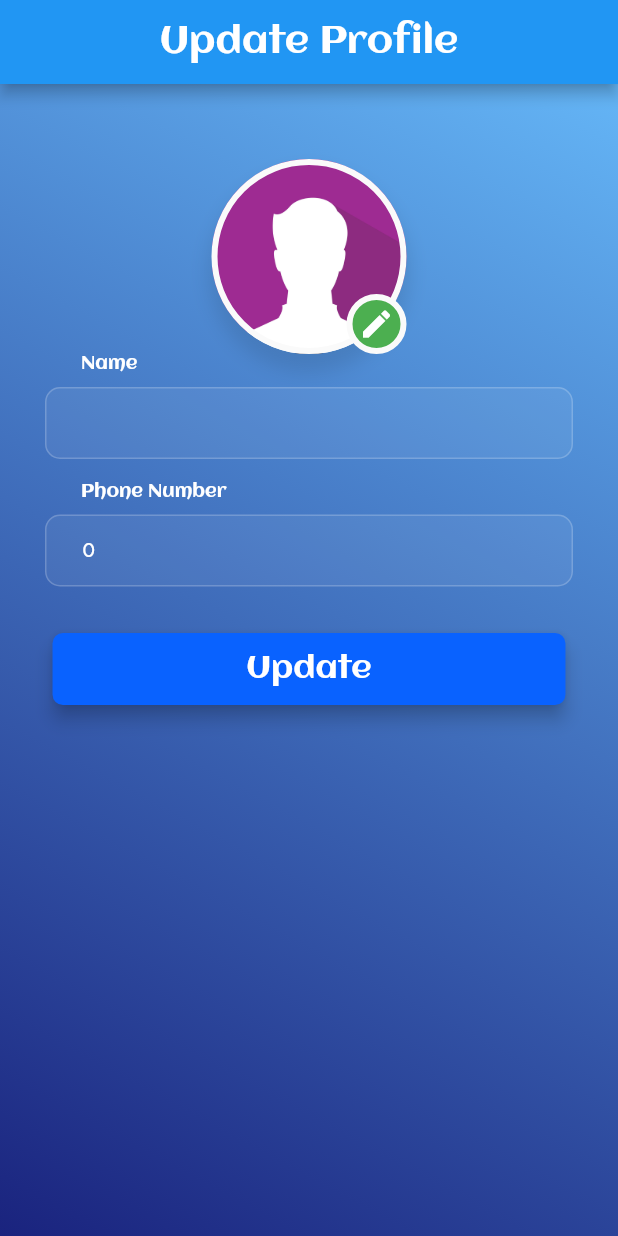
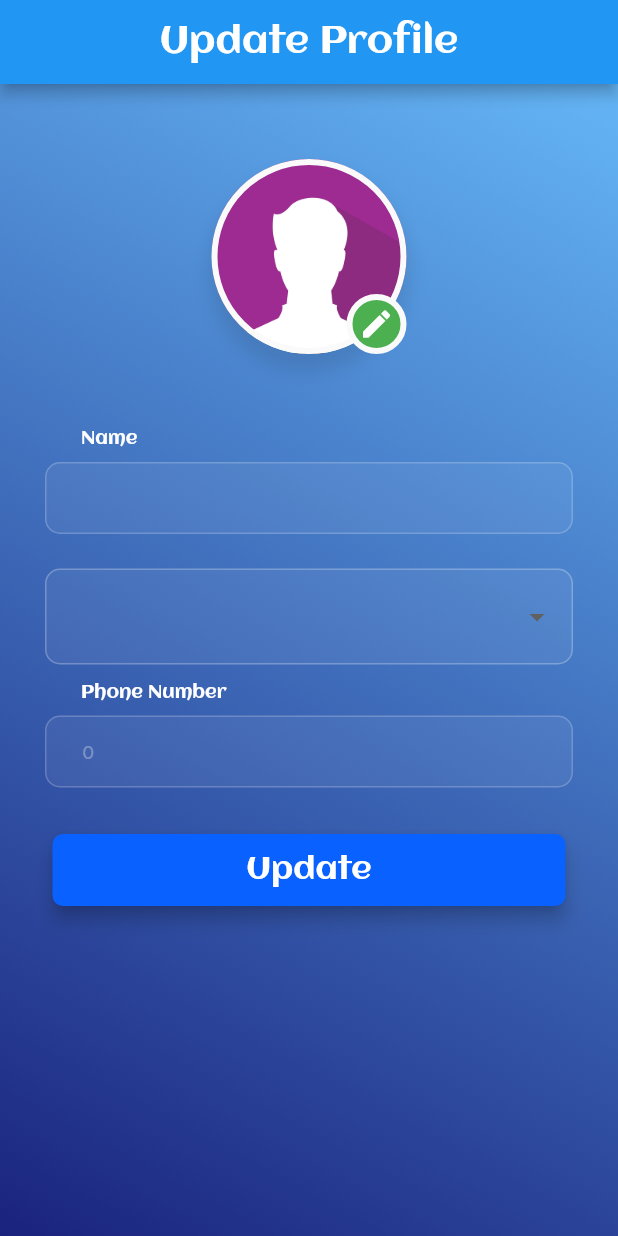
Before and after one commit to aliz0o/Volunteers-Home-Last-Version, a Flutter app: the UpdateProfilePage screen opened directly with empty values, after a tap on "Update", on a phone screen of 412 x 824 dp. Run offline on Flutter 3.47's test engine with Material 2 defaults, Android fonts, the phone set to English and light mode, and no system bars; our stand-ins replace cloud_firestore, datetime_picker_formfield, firebase_auth, firebase_core, firebase_storage, image_picker and 4 more; accounts and stored records are empty.

Commit message:
Ali 29/5/2021

```diff
--- a/lib/screens/profile_screen.dart
+++ b/lib/screens/profile_screen.dart
@@ -1,7 +1,6 @@
 import 'package:flutter/material.dart';
 import 'package:volunteering/screens/events_screen.dart';
 import 'package:volunteering/constants.dart';
-import 'package:volunteering/screens/update_profile_screen.dart';
 import 'package:volunteering/services/events_stream_builder.dart';
 import 'package:volunteering/services/get_user_info.dart';
 
--- a/lib/screens/registration_screen.dart
+++ b/lib/screens/registration_screen.dart
@@ -363,16 +363,13 @@ class _MyStateFullState extends State<MyStateFull> {
                       (_selectedImage == null &&
                           widget.userType == 'committee'))
                   ? () {
-                      print('1');
                       checkNullValue();
                     }
                   : () async {
-                      print('2');
                       setState(() {
                         showSpinner = true;
                       });
                       try {
-                        print('3');
                         final newUser =
                             await _auth.createUserWithEmailAndPassword(
                                 email: email, password: password);
@@ -394,7 +391,7 @@ class _MyStateFullState extends State<MyStateFull> {
                             'preferredEvents': FieldValue.arrayUnion([]),
                             'verified': false,
                             'verificationDocument': '',
-                            'profilePicture': '',
+                            'photoUrl': '',
                           });
                           if (_selectedImage != null) {
                             imageURL = await uploadFile(_selectedImage);
@@ -403,7 +400,6 @@ class _MyStateFullState extends State<MyStateFull> {
                               .collection('users')
                               .doc(newUser.user.uid)
                               .update({'verificationDocument': imageURL});
-
                           Navigator.of(context).pushAndRemoveUntil(
                               MaterialPageRoute(
                                   builder: (context) => EventsScreen()),
--- a/lib/screens/update_profile_screen.dart
+++ b/lib/screens/update_profile_screen.dart
@@ -5,8 +5,19 @@ import 'package:volunteering/components/rounded_button.dart';
 import 'package:volunteering/components/label.dart';
 import 'package:cloud_firestore/cloud_firestore.dart';
 import 'package:volunteering/screens/events_screen.dart';
+import 'package:flutter/services.dart';
+import 'package:image_picker/image_picker.dart';
+import 'dart:io';
+import 'package:firebase_storage/firebase_storage.dart';
 
 final _fireStore = FirebaseFirestore.instance;
+DocumentReference ref = FirebaseFirestore.instance.collection('images').doc();
+String newName;
+int newPhoneNumber;
+String newCity;
+String newProfilePicture;
+
+File selectedImage;
 
 class UpdateProfilePage extends StatelessWidget {
   final String name;
@@ -46,10 +57,10 @@ class UpdateProfilePage extends StatelessWidget {
 }
 
 class MyStateFull extends StatefulWidget {
-  String name;
-  int phoneNumber;
-  String city;
-  String profilePicture;
+  final String name;
+  final int phoneNumber;
+  final String city;
+  final String profilePicture;
   MyStateFull({this.name, this.phoneNumber, this.city, this.profilePicture});
 
   @override
@@ -58,13 +69,55 @@ class MyStateFull extends StatefulWidget {
 
 class _MyStateFullState extends State<MyStateFull> {
   @override
+  void initState() {
+    newName = widget.name;
+    newPhoneNumber = widget.phoneNumber;
+    newCity = widget.city;
+    newProfilePicture = widget.profilePicture;
+    super.initState();
+  }
+
+  Future<String> uploadFile(File _image) async {
+    String filename = _image.path;
+    Reference storageReference =
+        FirebaseStorage.instance.ref().child('events').child(filename);
+    UploadTask uploadTask = storageReference.putFile(_image);
+    await uploadTask;
+    print('File Uploaded');
+    String returnURL;
+    await storageReference.getDownloadURL().then((fileURL) {
+      setState(() {
+        returnURL = fileURL;
+      });
+    });
+    return returnURL;
+  }
+
+  bool imageUploadedVisibility = false;
+  @override
   Widget build(BuildContext context) {
+    final picker = ImagePicker();
+    bool showSpinner = false;
     return ModalProgressHUD(
-        inAsyncCall: false,
+        inAsyncCall: showSpinner,
+        child: SingleChildScrollView(
           child: Column(
             children: [
               SizedBox(height: 50),
-            Center(
+              GestureDetector(
+                onTap: () async {
+                  final pickedFile =
+                      await picker.getImage(source: ImageSource.gallery);
+                  if (pickedFile != null) {
+                    selectedImage = File(pickedFile.path);
+                    setState(() {
+                      imageUploadedVisibility = true;
+                    });
+                  } else {
+                    print('No image selected.');
+                  }
+                },
+                child: Center(
                   child: Stack(
                     children: [
                       Container(
@@ -73,7 +126,8 @@ class _MyStateFullState extends State<MyStateFull> {
                         decoration: BoxDecoration(
                             border: Border.all(
                                 width: 4,
-                            color: Theme.of(context).scaffoldBackgroundColor),
+                                color:
+                                    Theme.of(context).scaffoldBackgroundColor),
                             boxShadow: [
                               BoxShadow(
                                   spreadRadius: 2,
@@ -84,9 +138,11 @@ class _MyStateFullState extends State<MyStateFull> {
                             shape: BoxShape.circle,
                             image: DecorationImage(
                               fit: BoxFit.cover,
-                          image: widget.profilePicture == ''
+                              image: newProfilePicture == ''
                                   ? AssetImage('images/male.png')
-                              : NetworkImage(widget.profilePicture),
+                                  : NetworkImage(
+                                      newProfilePicture,
+                                    ),
                             )),
                       ),
                       Positioned(
@@ -99,7 +155,8 @@ class _MyStateFullState extends State<MyStateFull> {
                               shape: BoxShape.circle,
                               border: Border.all(
                                 width: 4,
-                            color: Theme.of(context).scaffoldBackgroundColor,
+                                color:
+                                    Theme.of(context).scaffoldBackgroundColor,
                               ),
                               color: Colors.green,
                             ),
@@ -111,49 +168,100 @@ class _MyStateFullState extends State<MyStateFull> {
                     ],
                   ),
                 ),
+              ),
+              Visibility(
+                child: Text(
+                  '\nImage selected',
+                  style: TextStyle(color: Colors.white, fontFamily: 'Aclonica'),
+                ),
+                visible: imageUploadedVisibility,
+              ),
+              SizedBox(height: 50),
               Label(label: 'Name'),
               Padding(
                 padding: textFieldPadding,
                 child: TextFormField(
-                // inputFormatters: [
-                //   FilteringTextInputFormatter.allow(RegExp(r"[a-zA-Z]+|\s")),
-                //   LengthLimitingTextInputFormatter(20),
-                // ],
+                  inputFormatters: [
+                    FilteringTextInputFormatter.allow(RegExp(r"[a-zA-Z]+|\s")),
+                    LengthLimitingTextInputFormatter(20),
+                  ],
                   keyboardType: TextInputType.text,
-                controller: TextEditingController()..text = widget.name,
+                  //controller: TextEditingController()..text = widget.name,
                   onChanged: (value) {
-                  widget.name = value;
+                    newName = value;
                   },
                   style: kTextFieldStyle,
-                decoration: kTextFieldDecoration.copyWith(hintText: ''),
+                  decoration: kTextFieldDecoration.copyWith(hintText: newName),
                 ),
               ),
-            SizedBox(height: 15),
+              SizedBox(height: 23),
+              Container(
+                child: Padding(
+                  padding: const EdgeInsets.fromLTRB(30, 0, 30, 0),
+                  child: DropdownButtonHideUnderline(
+                    child: DropdownButtonFormField<String>(
+                      style: kDropDownTextStyle,
+                      decoration: kDropDownInputDecoration,
+                      dropdownColor: Color.fromRGBO(16, 17, 18, 1),
+                      items: kCityList.map((String dropDownStringItem) {
+                        return DropdownMenuItem<String>(
+                            child: Text(dropDownStringItem),
+                            value: dropDownStringItem);
+                      }).toList(),
+                      value: newCity,
+                      onChanged: (value) {
+                        newCity = value;
+                      },
+                    ),
+                  ),
+                ),
+              ),
+              SizedBox(height: 12),
               Label(label: 'Phone Number'),
               Padding(
                 padding: textFieldPadding,
                 child: TextFormField(
-                controller: TextEditingController()
-                  ..text = widget.phoneNumber.toString(),
+                  // controller: TextEditingController()
+                  //   ..text = widget.phoneNumber.toString(),
                   onChanged: (value) {
-                  widget.phoneNumber = int.parse(value);
+                    newPhoneNumber = int.parse(value);
                   },
-                // obscureText: true,
+                  inputFormatters: [
+                    LengthLimitingTextInputFormatter(10),
+                    FilteringTextInputFormatter.allow(RegExp('[0-9]')),
+                  ],
                   style: kTextFieldStyle,
-                decoration: kTextFieldDecoration.copyWith(hintText: ''),
+                  decoration: kTextFieldDecoration.copyWith(
+                      hintText: newPhoneNumber.toString()),
                 ),
               ),
               SizedBox(height: 15),
               RoundedButton(
                   text: 'Update',
                   color: Color(0xff0962ff),
-                function: () {
-                  _fireStore.collection('users').doc(loggedInUser.uid).update({
-                    'name': widget.name,
-                    'phoneNumber': widget.phoneNumber,
+                  function: () async {
+                    showSpinner = true;
+                    await _fireStore
+                        .collection('users')
+                        .doc(loggedInUser.uid)
+                        .update({
+                      'name': newName,
+                      'phoneNumber': newPhoneNumber,
+                      'city': newCity,
                     });
+                    if (selectedImage != null) {
+                      newProfilePicture = await uploadFile(selectedImage);
+                    }
+                    await _fireStore
+                        .collection('users')
+                        .doc(loggedInUser.uid)
+                        .update({'photoUrl': newProfilePicture});
+                    showSpinner = false;
+                    //Navigator.pop(context);
                   }),
+              SizedBox(height: 215),
             ],
+          ),
         ));
   }
 }
--- a/lib/services/get_user_info.dart
+++ b/lib/services/get_user_info.dart
@@ -55,7 +55,9 @@ class GetUser extends StatelessWidget {
                         children: [
                           CircleAvatar(
                               radius: 35,
-                              backgroundImage: AssetImage('images/male.png')),
+                              backgroundImage: data['photoUrl'] == ''
+                                  ? AssetImage('images/male.png')
+                                  : NetworkImage(data['photoUrl'])),
                           Expanded(child: SizedBox(width: 20)),
                           Container(
                             color: Colors.white.withOpacity(0.70),
@@ -180,7 +182,7 @@ class GetUser extends StatelessWidget {
                                                 phoneNumber:
                                                     data['phoneNumber'],
                                                 profilePicture:
-                                                    data['profilePicture'],
+                                                    data['photoUrl'],
                                               );
                                             })),
                                           ),
```
Lines whose indentation alone changed are shown as unchanged.
